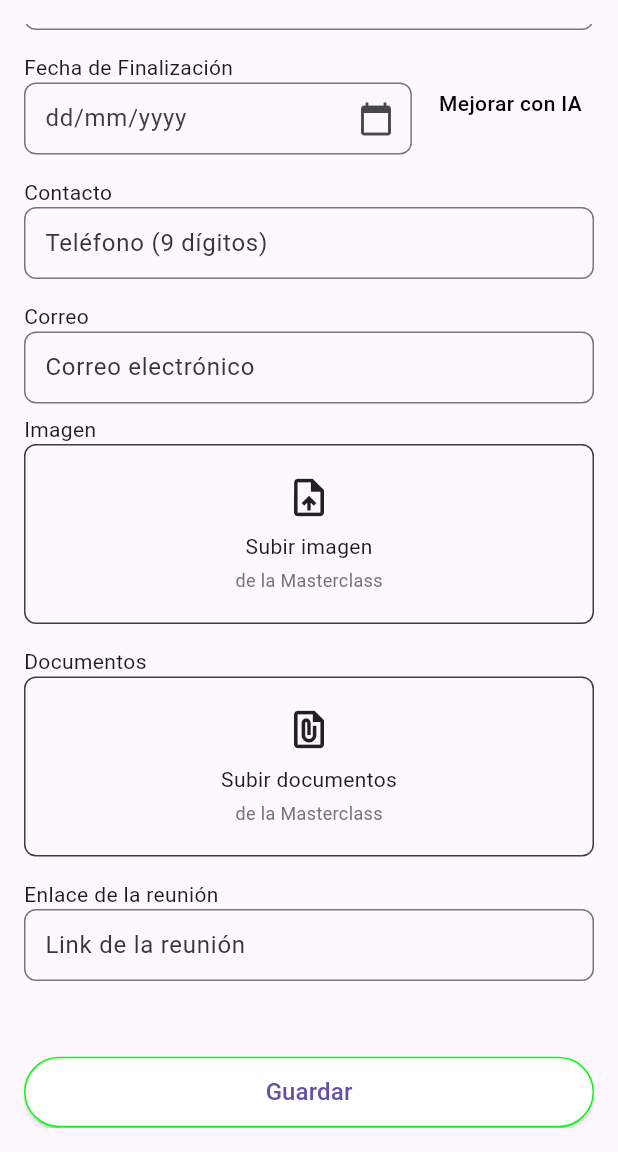
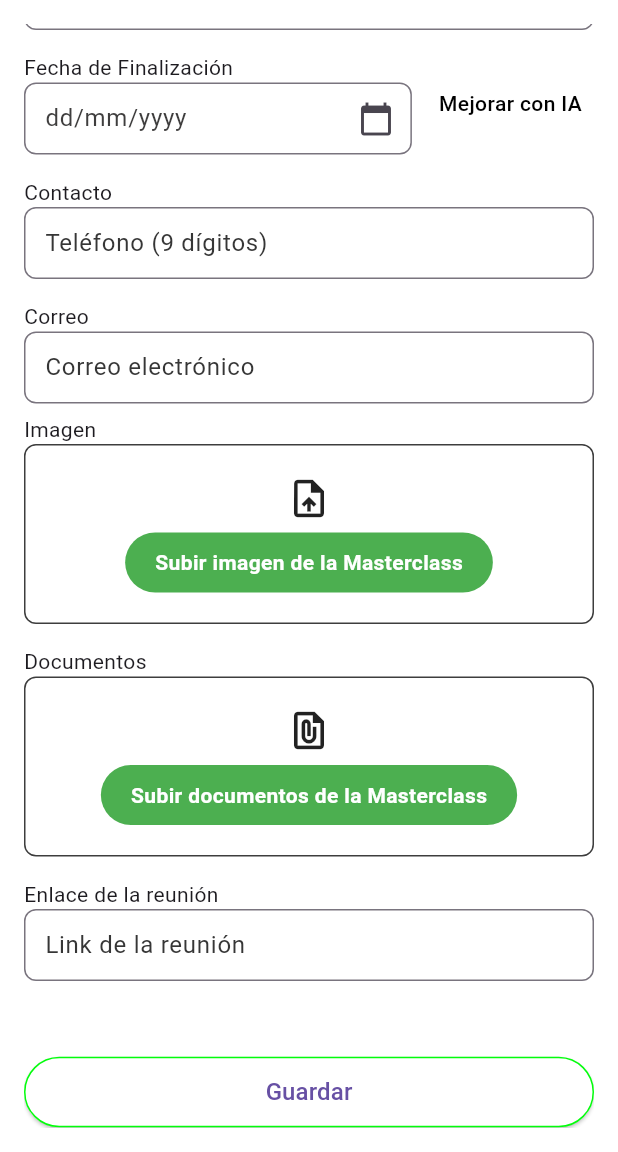
Before and after one commit to abel-utp/CONEXION_BD_FLUTTER, a Flutter app: the MasterclassCreationScreen screen opened directly, scrolled down 522 dp, on a phone screen of 412 x 824 dp, the part 84-1236 px from its top. Run offline on Flutter 3.47's test engine with Material 3 defaults, Android fonts, the phone set to English and light mode, and no system bars; our stand-ins replace dropdown_button2.

Commit message:
ESTRUCTURA
ESTRUCTURA

```diff
--- a/lib/masterclass_1.dart
+++ b/lib/masterclass_1.dart
@@ -102,6 +102,7 @@ class _MasterclassCreationScreenState extends State<MasterclassCreationScreen> {
   @override
   Widget build(BuildContext context) {
     return Scaffold(
+      backgroundColor: Colors.white, // Agregar esta línea
       appBar: AppBar(
         backgroundColor: const Color.fromARGB(255, 0, 0, 0),
         elevation: 0,
@@ -371,18 +372,34 @@ class _MasterclassCreationScreenState extends State<MasterclassCreationScreen> {
                   ),
                   borderRadius: BorderRadius.circular(8),
                 ),
+                child: InkWell(
+                  onTap: () {
+                    // Aquí puedes agregar la lógica para subir la imagen
+                  },
                   child: Column(
                     mainAxisAlignment: MainAxisAlignment.center,
                     children: [
                       const Icon(Icons.upload_file, size: 30),
                       const SizedBox(height: 8),
-                    const Text('Subir imagen'),
-                    const SizedBox(height: 4),
-                    Text(
-                      'de la Masterclass',
-                      style: TextStyle(color: Colors.grey[600], fontSize: 12),
+                      Container(
+                        padding: const EdgeInsets.symmetric(
+                          horizontal: 20,
+                          vertical: 10,
+                        ),
+                        decoration: BoxDecoration(
+                          color: Colors.green,
+                          borderRadius: BorderRadius.circular(20),
+                        ),
+                        child: const Text(
+                          'Subir imagen de la Masterclass',
+                          style: TextStyle(
+                            color: Colors.white,
+                            fontWeight: FontWeight.bold,
+                          ),
+                        ),
                       ),
                     ],
+                  ),
                 ),
               ),
 
@@ -397,18 +414,34 @@ class _MasterclassCreationScreenState extends State<MasterclassCreationScreen> {
                   ),
                   borderRadius: BorderRadius.circular(8),
                 ),
+                child: InkWell(
+                  onTap: () {
+                    // Aquí puedes agregar la lógica para subir documentos
+                  },
                   child: Column(
                     mainAxisAlignment: MainAxisAlignment.center,
                     children: [
                       const Icon(Icons.file_present, size: 30),
                       const SizedBox(height: 8),
-                    const Text('Subir documentos'),
-                    const SizedBox(height: 4),
-                    Text(
-                      'de la Masterclass',
-                      style: TextStyle(color: Colors.grey[600], fontSize: 12),
+                      Container(
+                        padding: const EdgeInsets.symmetric(
+                          horizontal: 20,
+                          vertical: 10,
+                        ),
+                        decoration: BoxDecoration(
+                          color: Colors.green,
+                          borderRadius: BorderRadius.circular(20),
+                        ),
+                        child: const Text(
+                          'Subir documentos de la Masterclass',
+                          style: TextStyle(
+                            color: Colors.white,
+                            fontWeight: FontWeight.bold,
+                          ),
+                        ),
                       ),
                     ],
+                  ),
                 ),
               ),
 
--- a/pubspec.yaml
+++ b/pubspec.yaml
@@ -14,6 +14,7 @@ dependencies:
   cupertino_icons: ^1.0.8
   http: ^1.1.0
   dropdown_button2: ^2.3.9
+  image_picker: ^1.1.2
 
 dev_dependencies:
   flutter_test:
```
Also changed, not shown: pubspec.lock, 5 other files. Lines whose indentation alone changed are shown as unchanged.
